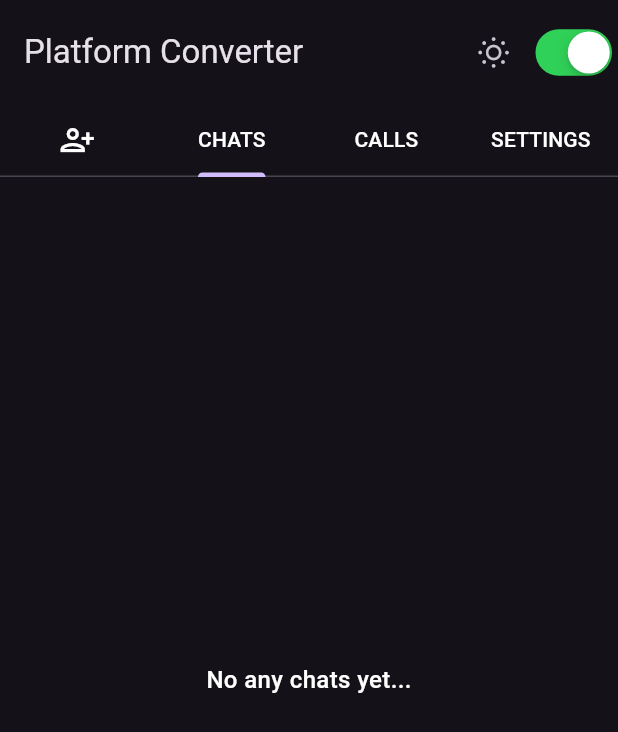
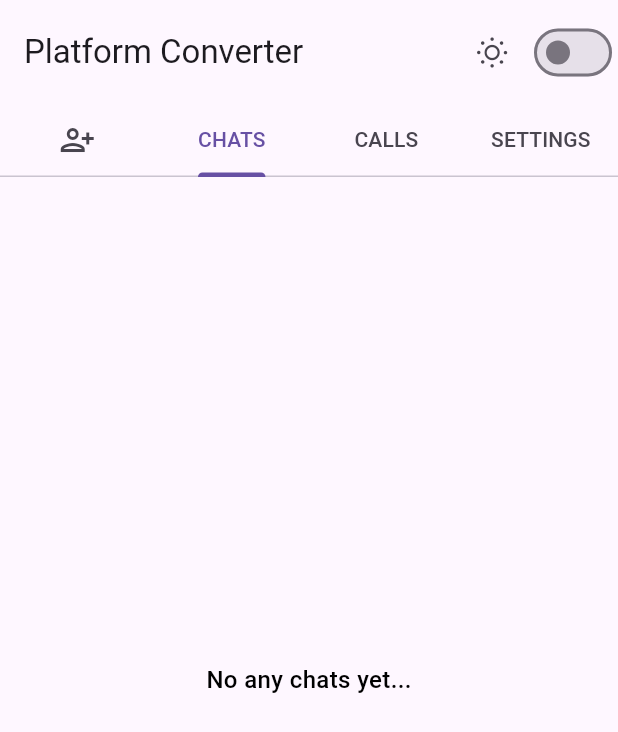
Before and after one commit to MilinMiroliya/platform_converter, a Flutter app: the screen it shows after launch, on a phone screen of 412 x 824 dp. Shown: the top 732 px of the screen. Run offline on Flutter 3.47's test engine with Material 2 defaults, Android fonts, the phone set to English and light mode, and no system bars; our stand-ins replace image_picker.

Commit message:
MM | 11-05-2023 06:49

```diff
--- a/lib/main.dart
+++ b/lib/main.dart
@@ -88,12 +88,17 @@ class _MyAppState extends State<MyApp> {
               actions: [
                 IconButton(
                   onPressed: () {
-                    setState(() {
-                      Provider.of<MainProvider>(context, listen: false)
-                          .changeTheme();
-                    });
+                    setState(
+                      () {
+                        Provider.of<MainProvider>(context, listen: false)
+                            .changeTheme();
+                      },
+                    );
                   },
-                  icon: Icon(CupertinoIcons.sun_min),
+                  icon: Icon(
+                    CupertinoIcons.sun_min,
+                    color: (provider.isDarkView) ? Colors.white : null,
+                  ),
                 ),
                 (Provider.of<MainProvider>(context, listen: false).isIOS)
                     ? CupertinoSwitch(
@@ -104,6 +109,8 @@ class _MyAppState extends State<MyApp> {
                         value: Provider.of<MainProvider>(context).isIOS,
                       )
                     : Switch(
+                        inactiveThumbColor:
+                            (provider.isDarkView) ? Colors.white : null,
                         value: Provider.of<MainProvider>(context, listen: false)
                             .isIOS,
                         onChanged: (val) {
--- a/lib/main_provider.dart
+++ b/lib/main_provider.dart
@@ -2,8 +2,8 @@ import 'package:flutter/cupertino.dart';
 import 'package:flutter/material.dart';
 
 class MainProvider extends ChangeNotifier {
-  bool isIOS = true;
-  late bool isDarkView = true;
+  bool isIOS = false;
+  bool isDarkView = false;
 
   String selectedDate = "Pick Date";
   String selectedTime = "Pick Time";
```
